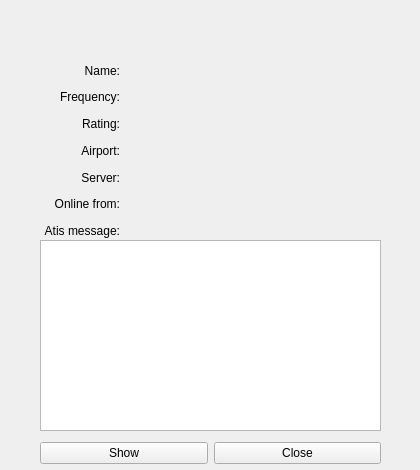
First picture: the form in source/ui/windows/atcdetailswindow.ui, repository Vatsinator/vatsinator-legacy, before the edit.
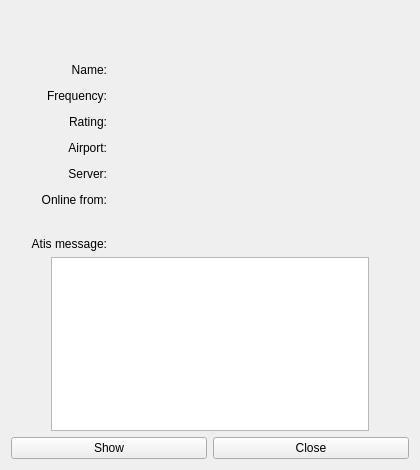
Second picture: the form after the edit. Icons and pictures are not drawn.

Diff of the .ui file:
```diff
--- a/source/ui/windows/atcdetailswindow.ui
+++ b/source/ui/windows/atcdetailswindow.ui
@@ -13,24 +13,6 @@
     <height>470</height>
    </rect>
   </property>
-  <property name="sizePolicy">
-   <sizepolicy hsizetype="Fixed" vsizetype="Fixed">
-    <horstretch>0</horstretch>
-    <verstretch>0</verstretch>
-   </sizepolicy>
-  </property>
-  <property name="minimumSize">
-   <size>
-    <width>420</width>
-    <height>470</height>
-   </size>
-  </property>
-  <property name="maximumSize">
-   <size>
-    <width>420</width>
-    <height>470</height>
-   </size>
-  </property>
   <property name="windowTitle">
    <string>ATC details</string>
   </property>
@@ -38,15 +20,8 @@
    <iconset resource="imgs.qrc">
     <normaloff>:/mainIcon/icon.png</normaloff>:/mainIcon/icon.png</iconset>
   </property>
-  <widget class="QWidget" name="layoutWidget4">
-   <property name="geometry">
-    <rect>
-     <x>6</x>
-     <y>5</y>
-     <width>411</width>
-     <height>51</height>
-    </rect>
-   </property>
+  <layout class="QVBoxLayout" name="verticalLayout_2">
+   <item>
    <layout class="QVBoxLayout" name="verticalLayout">
     <item>
      <widget class="QLabel" name="CallsignLabel">
@@ -79,16 +54,8 @@
      </widget>
     </item>
    </layout>
-  </widget>
-  <widget class="QWidget" name="layoutWidget">
-   <property name="geometry">
-    <rect>
-     <x>10</x>
-     <y>60</y>
-     <width>409</width>
-     <height>181</height>
-    </rect>
-   </property>
+   </item>
+   <item>
    <layout class="QGridLayout" name="gridLayout_2" columnstretch="0,0,0">
     <property name="leftMargin">
      <number>20</number>
@@ -136,69 +103,27 @@
       </property>
      </spacer>
     </item>
-    <item row="0" column="1">
-     <spacer name="horizontalSpacer_14">
-      <property name="orientation">
-       <enum>Qt::Horizontal</enum>
-      </property>
-      <property name="sizeType">
-       <enum>QSizePolicy::Fixed</enum>
-      </property>
-      <property name="sizeHint" stdset="0">
-       <size>
-        <width>13</width>
-        <height>20</height>
-       </size>
-      </property>
-     </spacer>
-    </item>
-    <item row="2" column="0">
-     <widget class="QLabel" name="RatingLabelDesc">
-      <property name="text">
-       <string>Rating:</string>
-      </property>
-      <property name="alignment">
-       <set>Qt::AlignRight|Qt::AlignTrailing|Qt::AlignVCenter</set>
-      </property>
-     </widget>
-    </item>
-    <item row="0" column="2">
-     <widget class="QLabel" name="NameLabel">
-      <property name="minimumSize">
-       <size>
-        <width>220</width>
-        <height>0</height>
-       </size>
-      </property>
-      <property name="maximumSize">
-       <size>
-        <width>220</width>
-        <height>16777215</height>
-       </size>
-      </property>
-      <property name="text">
-       <string/>
-      </property>
-     </widget>
-    </item>
-    <item row="2" column="1">
-     <spacer name="horizontalSpacer_11">
-      <property name="orientation">
-       <enum>Qt::Horizontal</enum>
-      </property>
-      <property name="sizeType">
-       <enum>QSizePolicy::Fixed</enum>
-      </property>
-      <property name="sizeHint" stdset="0">
-       <size>
-        <width>13</width>
-        <height>20</height>
-       </size>
-      </property>
-     </spacer>
-    </item>
     <item row="2" column="2">
      <widget class="QLabel" name="RatingLabel">
+       <property name="sizePolicy">
+        <sizepolicy hsizetype="Expanding" vsizetype="Preferred">
+         <horstretch>0</horstretch>
+         <verstretch>0</verstretch>
+        </sizepolicy>
+       </property>
+       <property name="text">
+        <string/>
+       </property>
+      </widget>
+     </item>
+     <item row="5" column="2">
+      <widget class="QLabel" name="TimeOnlineLabel">
+       <property name="sizePolicy">
+        <sizepolicy hsizetype="Expanding" vsizetype="Preferred">
+         <horstretch>0</horstretch>
+         <verstretch>0</verstretch>
+        </sizepolicy>
+       </property>
       <property name="text">
        <string/>
       </property>
@@ -206,6 +131,12 @@
     </item>
     <item row="0" column="0">
      <widget class="QLabel" name="NameLabelDesc">
+       <property name="maximumSize">
+        <size>
+         <width>91</width>
+         <height>16777215</height>
+        </size>
+       </property>
       <property name="text">
        <string>Name:</string>
       </property>
@@ -214,6 +145,32 @@
       </property>
      </widget>
     </item>
+     <item row="4" column="1">
+      <spacer name="horizontalSpacer_8">
+       <property name="orientation">
+        <enum>Qt::Horizontal</enum>
+       </property>
+       <property name="sizeType">
+        <enum>QSizePolicy::Fixed</enum>
+       </property>
+       <property name="sizeHint" stdset="0">
+        <size>
+         <width>13</width>
+         <height>20</height>
+        </size>
+       </property>
+      </spacer>
+     </item>
+     <item row="7" column="0">
+      <widget class="QLabel" name="AtisMessageLabelDesc">
+       <property name="text">
+        <string>Atis message:</string>
+       </property>
+       <property name="alignment">
+        <set>Qt::AlignRight|Qt::AlignTrailing|Qt::AlignVCenter</set>
+       </property>
+      </widget>
+     </item>
     <item row="3" column="0">
      <widget class="QLabel" name="AirportLabelDesc">
       <property name="text">
@@ -240,6 +197,51 @@
       </property>
      </spacer>
     </item>
+     <item row="4" column="2">
+      <widget class="QLabel" name="ServerLabel">
+       <property name="sizePolicy">
+        <sizepolicy hsizetype="Expanding" vsizetype="Preferred">
+         <horstretch>0</horstretch>
+         <verstretch>0</verstretch>
+        </sizepolicy>
+       </property>
+       <property name="text">
+        <string/>
+       </property>
+      </widget>
+     </item>
+     <item row="2" column="1">
+      <spacer name="horizontalSpacer_11">
+       <property name="orientation">
+        <enum>Qt::Horizontal</enum>
+       </property>
+       <property name="sizeType">
+        <enum>QSizePolicy::Fixed</enum>
+       </property>
+       <property name="sizeHint" stdset="0">
+        <size>
+         <width>13</width>
+         <height>20</height>
+        </size>
+       </property>
+      </spacer>
+     </item>
+     <item row="0" column="1">
+      <spacer name="horizontalSpacer_14">
+       <property name="orientation">
+        <enum>Qt::Horizontal</enum>
+       </property>
+       <property name="sizeType">
+        <enum>QSizePolicy::Fixed</enum>
+       </property>
+       <property name="sizeHint" stdset="0">
+        <size>
+         <width>13</width>
+         <height>20</height>
+        </size>
+       </property>
+      </spacer>
+     </item>
     <item row="4" column="0">
      <widget class="QLabel" name="ServerLabelDesc">
       <property name="text">
@@ -262,64 +264,107 @@
     </item>
     <item row="1" column="2">
      <widget class="QLabel" name="FrequencyLabel">
+       <property name="sizePolicy">
+        <sizepolicy hsizetype="Expanding" vsizetype="Preferred">
+         <horstretch>0</horstretch>
+         <verstretch>0</verstretch>
+        </sizepolicy>
+       </property>
       <property name="text">
        <string/>
       </property>
      </widget>
     </item>
-    <item row="4" column="1">
-     <spacer name="horizontalSpacer_8">
-      <property name="orientation">
-       <enum>Qt::Horizontal</enum>
-      </property>
-      <property name="sizeType">
-       <enum>QSizePolicy::Fixed</enum>
-      </property>
-      <property name="sizeHint" stdset="0">
-       <size>
-        <width>13</width>
-        <height>20</height>
-       </size>
-      </property>
-     </spacer>
-    </item>
-    <item row="4" column="2">
-     <widget class="QLabel" name="ServerLabel">
+     <item row="3" column="2">
+      <widget class="QLabel" name="AirportLabel">
+       <property name="sizePolicy">
+        <sizepolicy hsizetype="Expanding" vsizetype="Preferred">
+         <horstretch>0</horstretch>
+         <verstretch>0</verstretch>
+        </sizepolicy>
+       </property>
+       <property name="text">
+        <string/>
+       </property>
+      </widget>
+     </item>
+     <item row="2" column="0">
+      <widget class="QLabel" name="RatingLabelDesc">
+       <property name="text">
+        <string>Rating:</string>
+       </property>
+       <property name="alignment">
+        <set>Qt::AlignRight|Qt::AlignTrailing|Qt::AlignVCenter</set>
+       </property>
+      </widget>
+     </item>
+     <item row="0" column="2">
+      <widget class="QLabel" name="NameLabel">
+       <property name="sizePolicy">
+        <sizepolicy hsizetype="Expanding" vsizetype="Preferred">
+         <horstretch>0</horstretch>
+         <verstretch>0</verstretch>
+        </sizepolicy>
+       </property>
       <property name="text">
        <string/>
       </property>
      </widget>
     </item>
     <item row="6" column="0">
-     <widget class="QLabel" name="AtisMessageLabelDesc">
-      <property name="text">
-       <string>Atis message:</string>
-      </property>
-      <property name="alignment">
-       <set>Qt::AlignRight|Qt::AlignTrailing|Qt::AlignVCenter</set>
-      </property>
-     </widget>
-    </item>
-   </layout>
-  </widget>
+      <spacer name="verticalSpacer">
+       <property name="orientation">
+        <enum>Qt::Vertical</enum>
+       </property>
+       <property name="sizeHint" stdset="0">
+        <size>
+         <width>20</width>
+         <height>40</height>
+        </size>
+       </property>
+      </spacer>
+     </item>
+     <item row="5" column="1">
+      <spacer name="horizontalSpacer_3">
+       <property name="orientation">
+        <enum>Qt::Horizontal</enum>
+       </property>
+       <property name="sizeType">
+        <enum>QSizePolicy::Fixed</enum>
+       </property>
+       <property name="sizeHint" stdset="0">
+        <size>
+         <width>13</width>
+         <height>20</height>
+        </size>
+       </property>
+      </spacer>
+     </item>
+    </layout>
+   </item>
+   <item>
+    <layout class="QHBoxLayout" name="horizontalLayout_3">
+     <item>
+      <spacer name="horizontalSpacer">
+       <property name="orientation">
+        <enum>Qt::Horizontal</enum>
+       </property>
+       <property name="sizeType">
+        <enum>QSizePolicy::Fixed</enum>
+       </property>
+       <property name="sizeHint" stdset="0">
+        <size>
+         <width>40</width>
+         <height>20</height>
+        </size>
+       </property>
+      </spacer>
+     </item>
+     <item>
   <widget class="QPlainTextEdit" name="AtisMessageField">
    <property name="enabled">
     <bool>true</bool>
    </property>
-   <property name="geometry">
-    <rect>
-     <x>40</x>
-     <y>240</y>
-     <width>341</width>
-     <height>191</height>
-    </rect>
-   </property>
-   <property name="sizePolicy">
-    <sizepolicy hsizetype="Fixed" vsizetype="Fixed">
-     <horstretch>0</horstretch>
-     <verstretch>0</verstretch>
-    </sizepolicy>
-   </property>
    <property name="horizontalScrollBarPolicy">
     <enum>Qt::ScrollBarAlwaysOff</enum>
    </property>
@@ -330,15 +375,26 @@
     <set>Qt::TextSelectableByKeyboard|Qt::TextSelectableByMouse</set>
    </property>
   </widget>
-  <widget class="QWidget" name="layoutWidget">
-   <property name="geometry">
-    <rect>
-     <x>40</x>
-     <y>440</y>
-     <width>341</width>
-     <height>26</height>
-    </rect>
-   </property>
+     </item>
+     <item>
+      <spacer name="horizontalSpacer_2">
+       <property name="orientation">
+        <enum>Qt::Horizontal</enum>
+       </property>
+       <property name="sizeType">
+        <enum>QSizePolicy::Fixed</enum>
+       </property>
+       <property name="sizeHint" stdset="0">
+        <size>
+         <width>40</width>
+         <height>20</height>
+        </size>
+       </property>
+      </spacer>
+     </item>
+    </layout>
+   </item>
+   <item>
    <layout class="QHBoxLayout" name="horizontalLayout">
     <item>
      <widget class="QPushButton" name="ShowButton">
@@ -355,7 +411,8 @@
      </widget>
     </item>
    </layout>
-  </widget>
+   </item>
+  </layout>
  </widget>
  <resources>
   <include location="imgs.qrc"/>
```
Left out of the diff: 18 changed lines with no effect on the pictures. Lines whose indentation alone changed are shown as unchanged.
